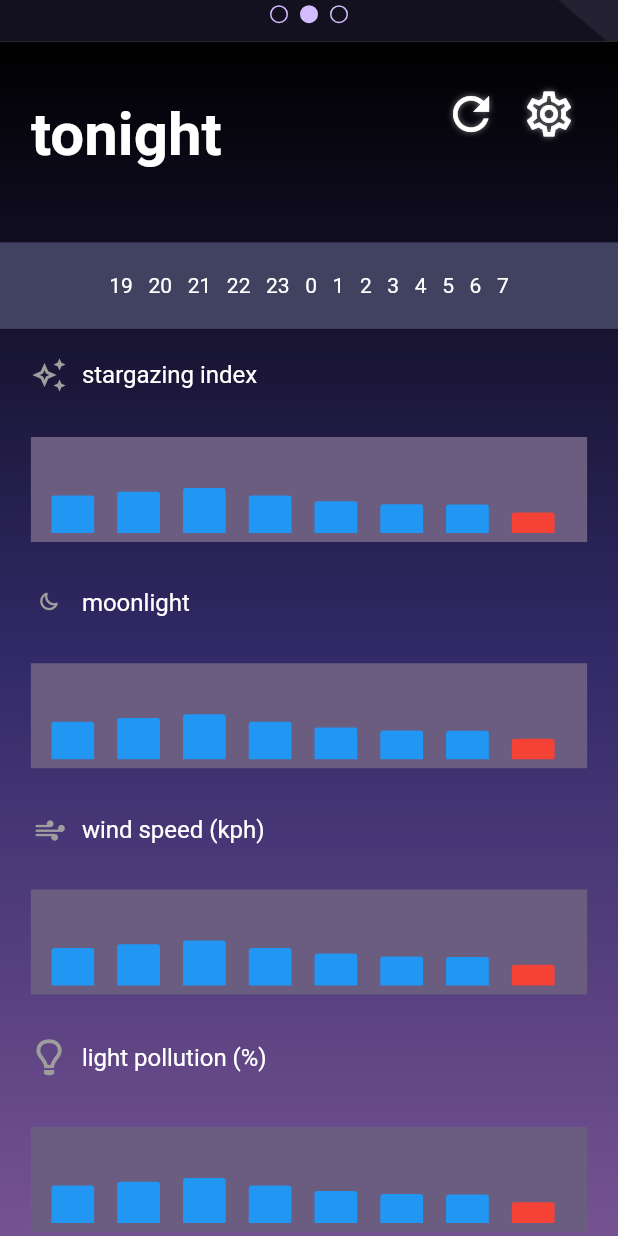
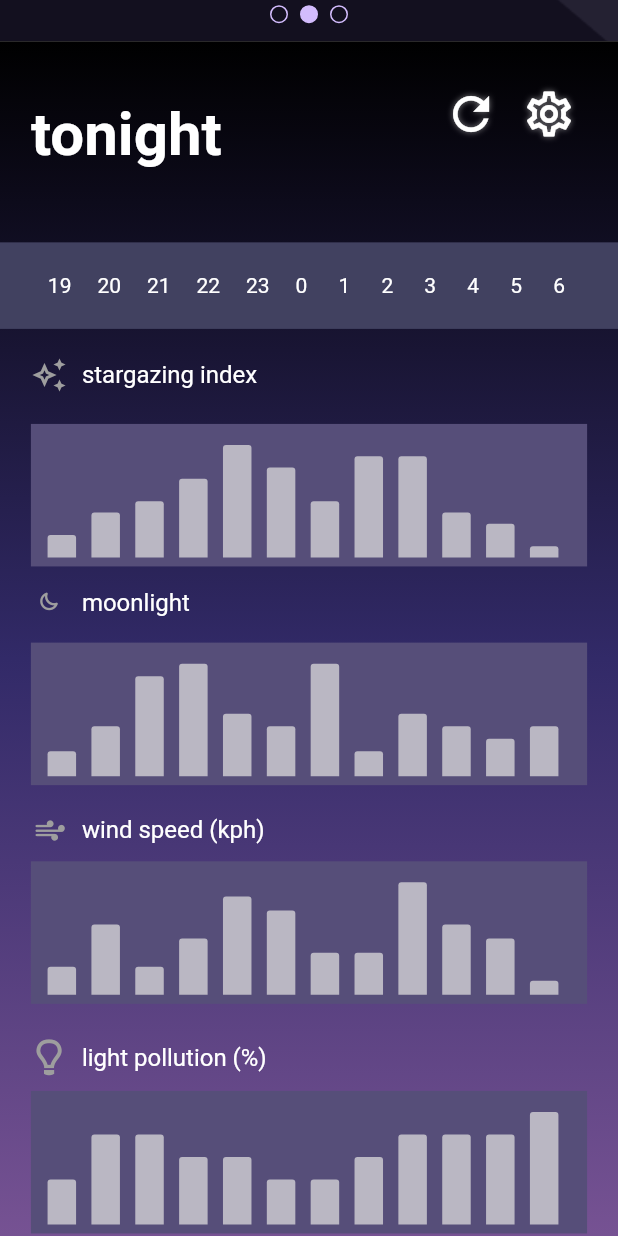
Before and after one commit to khorcarol/skyspy, a Flutter app: the screen it shows after launch, scrolled down 576 dp, on a phone screen of 412 x 824 dp. Run offline on Flutter 3.47's test engine with Material 3 defaults, Android fonts, the phone set to English and light mode, and no system bars; our stand-ins replace charts_flutter, weather; network calls fail.

Commit message:
more graph stuff

```diff
--- a/lib/hours_bar.dart
+++ b/lib/hours_bar.dart
@@ -20,7 +20,23 @@ class HoursBar extends StatelessWidget {
             alignment: Alignment.center,
             child: const FittedBox(
               fit: BoxFit.fill,
-              child: Text('    19   20   21   22   23   0   1   2   3   4   5   6   7    ')
+              child: Wrap(
+                spacing: 17.3,
+                children: [
+                  Text('19'),
+                  Text('20'),
+                  Text('21'),
+                  Text('22'),
+                  Text('23'),
+                  Text('0 '),
+                  Text('1 '),
+                  Text('2 '),
+                  Text('3 '),
+                  Text('4 '),
+                  Text('5 '),
+                  Text('6 '),
+                ],
+              )
             )
           )
         ),
--- a/lib/light_chart.dart
+++ b/lib/light_chart.dart
@@ -6,43 +6,63 @@ class LightChart extends StatelessWidget {
   final List<SubscriberSeries> data = [
     SubscriberSeries(
       year: "2008",
-      subscribers: 10000000,
-      barColor: charts.ColorUtil.fromDartColor(Colors.blue),
+      subscribers: 2,
+      barColor: charts.ColorUtil.fromDartColor(Color.fromARGB(255, 186, 183, 195)),
     ),
     SubscriberSeries(
       year: "2009",
-      subscribers: 11000000,
-      barColor: charts.ColorUtil.fromDartColor(Colors.blue),
+      subscribers: 4,
+      barColor: charts.ColorUtil.fromDartColor(Color.fromARGB(255, 186, 183, 195)),
     ),
     SubscriberSeries(
       year: "2010",
-      subscribers: 12000000,
-      barColor: charts.ColorUtil.fromDartColor(Colors.blue),
+      subscribers: 4,
+      barColor: charts.ColorUtil.fromDartColor(Color.fromARGB(255, 186, 183, 195)),
       ),
     SubscriberSeries(
       year: "2011",
-      subscribers: 10000000,
-      barColor: charts.ColorUtil.fromDartColor(Colors.blue),
+      subscribers: 3,
+      barColor: charts.ColorUtil.fromDartColor(Color.fromARGB(255, 186, 183, 195)),
       ),
     SubscriberSeries(
       year: "2012",
-      subscribers: 8500000,
-      barColor: charts.ColorUtil.fromDartColor(Colors.blue),
+      subscribers: 3,
+      barColor: charts.ColorUtil.fromDartColor(Color.fromARGB(255, 186, 183, 195)),
       ),
     SubscriberSeries(
       year: "2013",
-      subscribers: 7700000,
-      barColor: charts.ColorUtil.fromDartColor(Colors.blue),
+      subscribers: 2,
+      barColor: charts.ColorUtil.fromDartColor(Color.fromARGB(255, 186, 183, 195)),
       ),
     SubscriberSeries(
       year: "2014",
-      subscribers: 7600000,
-      barColor: charts.ColorUtil.fromDartColor(Colors.blue),
+      subscribers: 2,
+      barColor: charts.ColorUtil.fromDartColor(Color.fromARGB(255, 186, 183, 195)),
       ),
     SubscriberSeries(
       year: "2015",
-      subscribers: 5500000,
-      barColor: charts.ColorUtil.fromDartColor(Colors.red),
+      subscribers: 3,
+      barColor: charts.ColorUtil.fromDartColor(Color.fromARGB(255, 186, 183, 195)),
+      ),
+    SubscriberSeries(
+      year: "2016",
+      subscribers: 4,
+      barColor: charts.ColorUtil.fromDartColor(Color.fromARGB(255, 186, 183, 195)),
+      ),
+    SubscriberSeries(
+      year: "2017",
+      subscribers: 4,
+      barColor: charts.ColorUtil.fromDartColor(Color.fromARGB(255, 186, 183, 195)),
+      ),
+    SubscriberSeries(
+      year: "2018",
+      subscribers: 4,
+      barColor: charts.ColorUtil.fromDartColor(Color.fromARGB(255, 186, 183, 195)),
+      ),
+    SubscriberSeries(
+      year: "2019",
+      subscribers: 5,
+      barColor: charts.ColorUtil.fromDartColor(Color.fromARGB(255, 186, 183, 195)),
       ),
   ];
 
@@ -62,8 +82,8 @@ class LightChart extends StatelessWidget {
     ];
 
     return Container(
-      height: 70,
-      color: const Color.fromARGB(255, 106, 93, 128),
+      height: 95,
+      color:const Color.fromARGB(255, 86, 78, 121),
       margin: const EdgeInsets.all(00),
       padding: const EdgeInsets.all(0.0),
       alignment: Alignment.bottomCenter,
--- a/lib/moonlight_chart.dart
+++ b/lib/moonlight_chart.dart
@@ -6,43 +6,63 @@ class MoonlightChart extends StatelessWidget {
   final List<SubscriberSeries> data = [
     SubscriberSeries(
       year: "2008",
-      subscribers: 10000000,
-      barColor: charts.ColorUtil.fromDartColor(Colors.blue),
+      subscribers: 2,
+      barColor: charts.ColorUtil.fromDartColor(Color.fromARGB(255, 186, 183, 195)),
     ),
     SubscriberSeries(
       year: "2009",
-      subscribers: 11000000,
-      barColor: charts.ColorUtil.fromDartColor(Colors.blue),
+      subscribers: 4,
+      barColor: charts.ColorUtil.fromDartColor(Color.fromARGB(255, 186, 183, 195)),
     ),
     SubscriberSeries(
       year: "2010",
-      subscribers: 12000000,
-      barColor: charts.ColorUtil.fromDartColor(Colors.blue),
+      subscribers: 8,
+      barColor: charts.ColorUtil.fromDartColor(Color.fromARGB(255, 186, 183, 195)),
       ),
     SubscriberSeries(
       year: "2011",
-      subscribers: 10000000,
-      barColor: charts.ColorUtil.fromDartColor(Colors.blue),
+      subscribers: 9,
+      barColor: charts.ColorUtil.fromDartColor(Color.fromARGB(255, 186, 183, 195)),
       ),
     SubscriberSeries(
       year: "2012",
-      subscribers: 8500000,
-      barColor: charts.ColorUtil.fromDartColor(Colors.blue),
+      subscribers: 5,
+      barColor: charts.ColorUtil.fromDartColor(Color.fromARGB(255, 186, 183, 195)),
       ),
     SubscriberSeries(
       year: "2013",
-      subscribers: 7700000,
-      barColor: charts.ColorUtil.fromDartColor(Colors.blue),
+      subscribers: 4,
+      barColor: charts.ColorUtil.fromDartColor(Color.fromARGB(255, 186, 183, 195)),
       ),
     SubscriberSeries(
       year: "2014",
-      subscribers: 7600000,
-      barColor: charts.ColorUtil.fromDartColor(Colors.blue),
+      subscribers: 9,
+      barColor: charts.ColorUtil.fromDartColor(Color.fromARGB(255, 186, 183, 195)),
       ),
     SubscriberSeries(
       year: "2015",
-      subscribers: 5500000,
-      barColor: charts.ColorUtil.fromDartColor(Colors.red),
+      subscribers: 2,
+      barColor: charts.ColorUtil.fromDartColor(Color.fromARGB(255, 186, 183, 195)),
+      ),
+    SubscriberSeries(
+      year: "2016",
+      subscribers: 5,
+      barColor: charts.ColorUtil.fromDartColor(Color.fromARGB(255, 186, 183, 195)),
+      ),
+    SubscriberSeries(
+      year: "2017",
+      subscribers: 4,
+      barColor: charts.ColorUtil.fromDartColor(Color.fromARGB(255, 186, 183, 195)),
+      ),
+    SubscriberSeries(
+      year: "2018",
+      subscribers: 3,
+      barColor: charts.ColorUtil.fromDartColor(Color.fromARGB(255, 186, 183, 195)),
+      ),
+    SubscriberSeries(
+      year: "2019",
+      subscribers: 4,
+      barColor: charts.ColorUtil.fromDartColor(Color.fromARGB(255, 186, 183, 195)),
       ),
   ];
 
@@ -62,8 +82,8 @@ class MoonlightChart extends StatelessWidget {
     ];
 
     return Container(
-      height: 70,
-      color: const Color.fromARGB(255, 106, 93, 128),
+      height: 95,
+      color:const Color.fromARGB(255, 86, 78, 121),
       margin: const EdgeInsets.all(00),
       padding: const EdgeInsets.all(0.0),
       alignment: Alignment.bottomCenter,
--- a/lib/stargazing_chart.dart
+++ b/lib/stargazing_chart.dart
@@ -6,43 +6,63 @@ class StargazingChart extends StatelessWidget {
   final List<SubscriberSeries> data = [
     SubscriberSeries(
       year: "2008",
-      subscribers: 10000000,
-      barColor: charts.ColorUtil.fromDartColor(Colors.blue),
+      subscribers: 2,
+      barColor: charts.ColorUtil.fromDartColor(Color.fromARGB(255, 186, 183, 195)),
     ),
     SubscriberSeries(
       year: "2009",
-      subscribers: 11000000,
-      barColor: charts.ColorUtil.fromDartColor(Colors.blue),
+      subscribers: 4,
+      barColor: charts.ColorUtil.fromDartColor(Color.fromARGB(255, 186, 183, 195)),
     ),
     SubscriberSeries(
       year: "2010",
-      subscribers: 12000000,
-      barColor: charts.ColorUtil.fromDartColor(Colors.blue),
+      subscribers: 5,
+      barColor: charts.ColorUtil.fromDartColor(Color.fromARGB(255, 186, 183, 195)),
       ),
     SubscriberSeries(
       year: "2011",
-      subscribers: 10000000,
-      barColor: charts.ColorUtil.fromDartColor(Colors.blue),
+      subscribers: 7,
+      barColor: charts.ColorUtil.fromDartColor(Color.fromARGB(255, 186, 183, 195)),
       ),
     SubscriberSeries(
       year: "2012",
-      subscribers: 8500000,
-      barColor: charts.ColorUtil.fromDartColor(Colors.blue),
+      subscribers: 10,
+      barColor: charts.ColorUtil.fromDartColor(Color.fromARGB(255, 186, 183, 195)),
       ),
     SubscriberSeries(
       year: "2013",
-      subscribers: 7700000,
-      barColor: charts.ColorUtil.fromDartColor(Colors.blue),
+      subscribers: 8,
+      barColor: charts.ColorUtil.fromDartColor(Color.fromARGB(255, 186, 183, 195)),
       ),
     SubscriberSeries(
       year: "2014",
-      subscribers: 7600000,
-      barColor: charts.ColorUtil.fromDartColor(Colors.blue),
+      subscribers: 5,
+      barColor: charts.ColorUtil.fromDartColor(Color.fromARGB(255, 186, 183, 195)),
       ),
     SubscriberSeries(
       year: "2015",
-      subscribers: 5500000,
-      barColor: charts.ColorUtil.fromDartColor(Colors.red),
+      subscribers: 9,
+      barColor: charts.ColorUtil.fromDartColor(Color.fromARGB(255, 186, 183, 195)),
+      ),
+    SubscriberSeries(
+      year: "2016",
+      subscribers: 9,
+      barColor: charts.ColorUtil.fromDartColor(Color.fromARGB(255, 186, 183, 195)),
+      ),
+    SubscriberSeries(
+      year: "2017",
+      subscribers: 4,
+      barColor: charts.ColorUtil.fromDartColor(Color.fromARGB(255, 186, 183, 195)),
+      ),
+    SubscriberSeries(
+      year: "2018",
+      subscribers: 3,
+      barColor: charts.ColorUtil.fromDartColor(Color.fromARGB(255, 186, 183, 195)),
+      ),
+    SubscriberSeries(
+      year: "2019",
+      subscribers: 1,
+      barColor: charts.ColorUtil.fromDartColor(Color.fromARGB(255, 186, 183, 195)),
       ),
   ];
 
@@ -62,8 +82,8 @@ class StargazingChart extends StatelessWidget {
     ];
 
     return Container(
-      height: 70,
-      color: const Color.fromARGB(255, 106, 93, 128),
+      height: 95,
+      color:Color.fromARGB(255, 86, 78, 121),
       margin: const EdgeInsets.all(00),
       padding: const EdgeInsets.all(0.0),
       alignment: Alignment.bottomCenter,
--- a/lib/wind_chart.dart
+++ b/lib/wind_chart.dart
@@ -6,43 +6,64 @@ class WindChart extends StatelessWidget {
   final List<SubscriberSeries> data = [
     SubscriberSeries(
       year: "2008",
-      subscribers: 10000000,
-      barColor: charts.ColorUtil.fromDartColor(Colors.blue),
+      subscribers: 2,
+      barColor: charts.ColorUtil.fromDartColor(Color.fromARGB(255, 186, 183, 195)),
     ),
     SubscriberSeries(
       year: "2009",
-      subscribers: 11000000,
-      barColor: charts.ColorUtil.fromDartColor(Colors.blue),
+      subscribers: 5,
+      barColor: charts.ColorUtil.fromDartColor(Color.fromARGB(255, 186, 183, 195)),
     ),
     SubscriberSeries(
       year: "2010",
-      subscribers: 12000000,
-      barColor: charts.ColorUtil.fromDartColor(Colors.blue),
+      subscribers: 2,
+      barColor: charts.ColorUtil.fromDartColor(Color.fromARGB(255, 186, 183, 195)),
       ),
     SubscriberSeries(
       year: "2011",
-      subscribers: 10000000,
-      barColor: charts.ColorUtil.fromDartColor(Colors.blue),
+      subscribers: 4,
+      barColor: charts.ColorUtil.fromDartColor(Color.fromARGB(255, 186, 183, 195)),
       ),
     SubscriberSeries(
       year: "2012",
-      subscribers: 8500000,
-      barColor: charts.ColorUtil.fromDartColor(Colors.blue),
+      subscribers: 7,
+      barColor: charts.ColorUtil.fromDartColor(Color.fromARGB(255, 186, 183, 195)),
       ),
     SubscriberSeries(
       year: "2013",
-      subscribers: 7700000,
-      barColor: charts.ColorUtil.fromDartColor(Colors.blue),
+      subscribers: 6,
+      barColor: charts.ColorUtil.fromDartColor(Color.fromARGB(255, 186, 183, 195)),
       ),
     SubscriberSeries(
       year: "2014",
-      subscribers: 7600000,
-      barColor: charts.ColorUtil.fromDartColor(Colors.blue),
+      subscribers: 3,
+      barColor: charts.ColorUtil.fromDartColor(Color.fromARGB(255, 186, 183, 195)),
       ),
     SubscriberSeries(
       year: "2015",
-      subscribers: 5500000,
-      barColor: charts.ColorUtil.fromDartColor(Colors.red),
+      subscribers: 3,
+      barColor: charts.ColorUtil.fromDartColor(Color.fromARGB(255, 186, 183, 195)),
+      ),
+    SubscriberSeries(
+      year: "2016",
+      subscribers: 8,
+      barColor: charts.ColorUtil.fromDartColor(Color.fromARGB(255, 186, 183, 195)),
+      )
+      ,
+    SubscriberSeries(
+      year: "2017",
+      subscribers: 5,
+      barColor: charts.ColorUtil.fromDartColor(Color.fromARGB(255, 186, 183, 195)),
+      ),
+    SubscriberSeries(
+      year: "2018",
+      subscribers: 4,
+      barColor: charts.ColorUtil.fromDartColor(Color.fromARGB(255, 186, 183, 195)),
+      ),
+    SubscriberSeries(
+      year: "2019",
+      subscribers: 1,
+      barColor: charts.ColorUtil.fromDartColor(Color.fromARGB(255, 186, 183, 195)),
       ),
   ];
 
@@ -62,8 +83,8 @@ class WindChart extends StatelessWidget {
     ];
 
     return Container(
-      height: 70,
-      color: const Color.fromARGB(255, 106, 93, 128),
+      height: 95,
+      color:const Color.fromARGB(255, 86, 78, 121),
       margin: const EdgeInsets.all(00),
       padding: const EdgeInsets.all(0.0),
       alignment: Alignment.bottomCenter,
```
Lines whose indentation alone changed are shown as unchanged.
